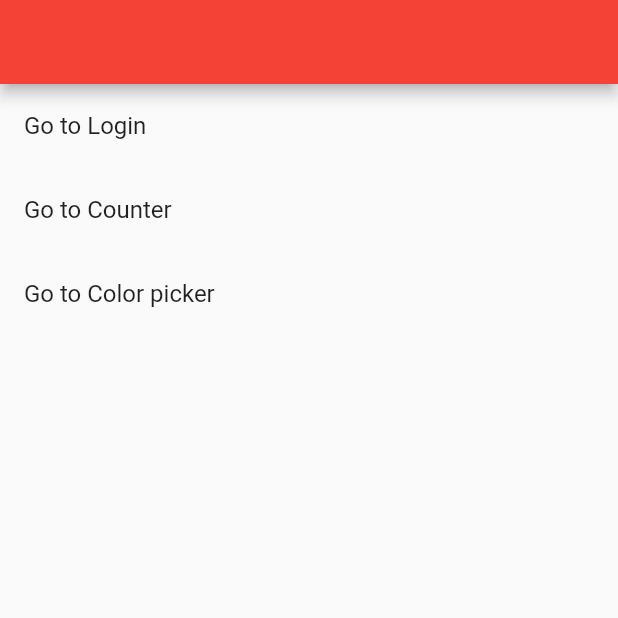
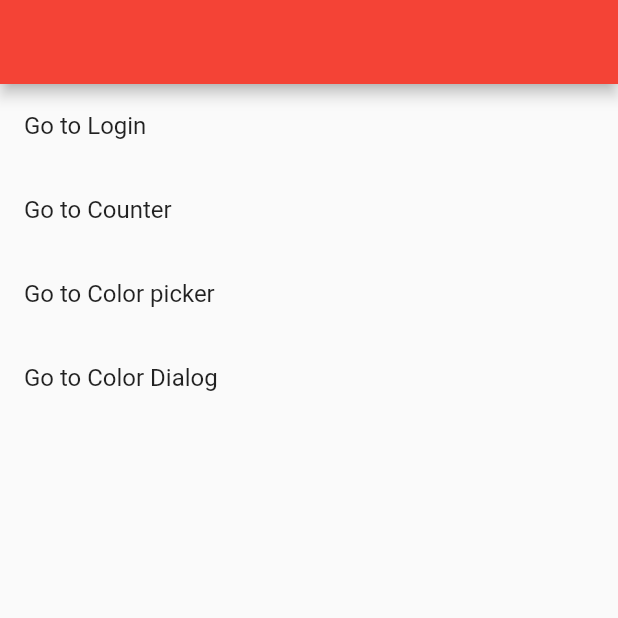
Before and after one commit to AlanCasasArevalo/Navigation-Flutter, a Flutter app: the screen it shows after launch, on a phone screen of 412 x 824 dp, the top half of it. Run offline on Flutter 3.47's test engine with Material 2 defaults, Android fonts, the phone set to English and light mode, and no system bars; our stand-ins replace device_preview, faker.

Commit message:
Se agrega la nueva ruta a la que navegar en el listado

```diff
--- a/lib/pages/menu_page.dart
+++ b/lib/pages/menu_page.dart
@@ -26,6 +26,7 @@ class _MenuPageState extends State<MenuPage> {
         name: Routes.login, label: "Go to Login", arguments: 'test@test.com'),
     PageData(name: Routes.counter, label: "Go to Counter"),
     PageData(name: Routes.color_picker, label: "Go to Color picker"),
+    PageData(name: Routes.dialog, label: "Go to Color Dialog"),
   ];
 
   @override
```
